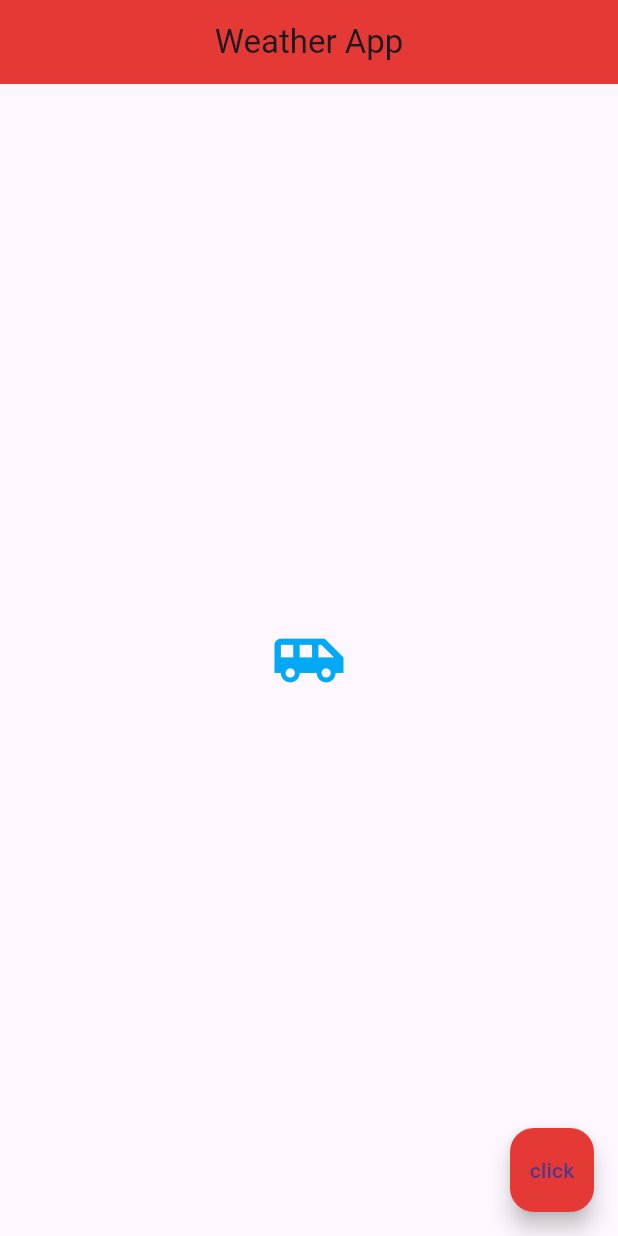
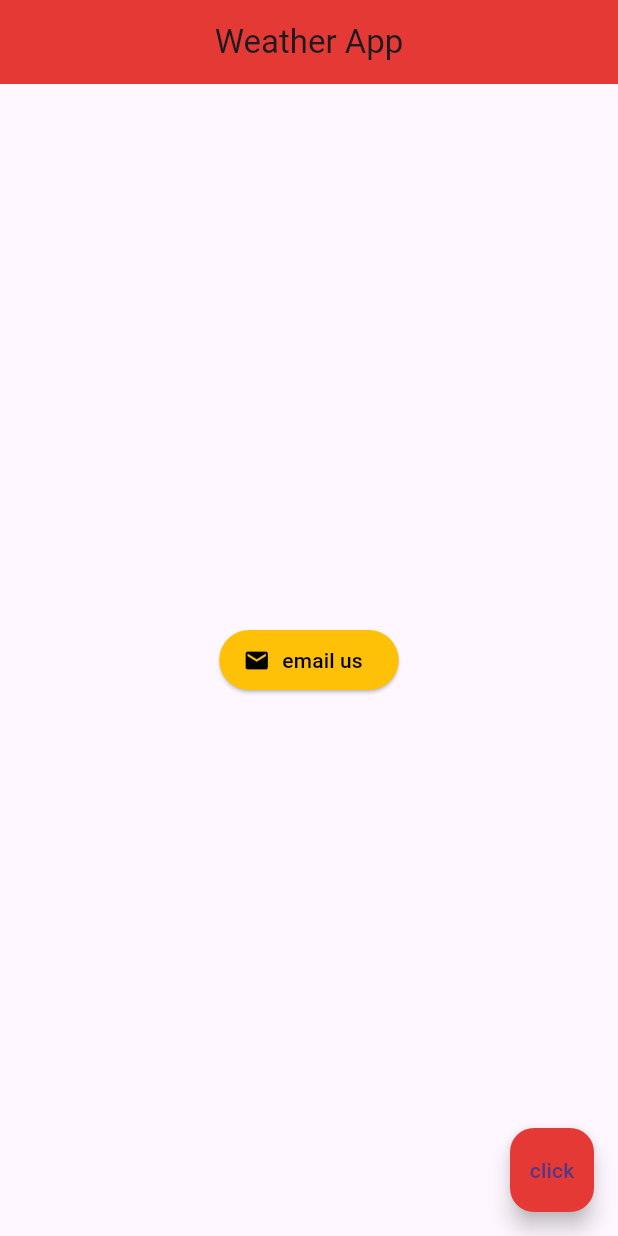
Before and after one commit to lcugura1/WeatherApp, a Flutter app: the screen it shows after launch, on a phone screen of 412 x 824 dp. Run offline on Flutter 3.47's test engine with Material 3 defaults, Android fonts, the phone set to English and light mode, and no system bars.

Commit message:
Understanding buttons and icons.

```diff
--- a/lib/main.dart
+++ b/lib/main.dart
@@ -16,11 +16,23 @@ class Home extends StatelessWidget {
         backgroundColor: Colors.red[600],
       ),
       body: Center(
-        child: Icon(
-          Icons.airport_shuttle,
-          color: Colors.lightBlue,
-          size: 50,
-        )
+        child: ElevatedButton.icon(
+          onPressed: () {
+            print('u clicked me');
+          },
+          icon: Icon(
+            Icons.mail,
+            color: Colors.black,
+          ),
+          label: Text('email us',
+          style: TextStyle(
+            color: Colors.black,
+          ),
+          ),
+          style: ElevatedButton.styleFrom(
+            backgroundColor: Colors.amber, // Postavlja osnovnu boju gumba
+          ),
+        ),
       ),
       floatingActionButton: FloatingActionButton( onPressed: () {},
         child: Text('click'),
```
